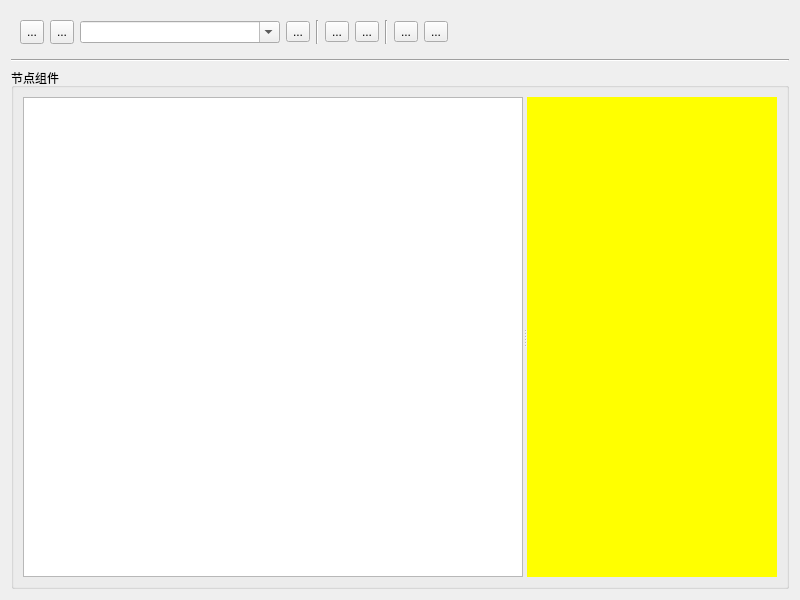
Before: the Qt Designer form dialogs/nodetreedialog.ui in neophack/AutoPlatform, drawn with Qt 5.
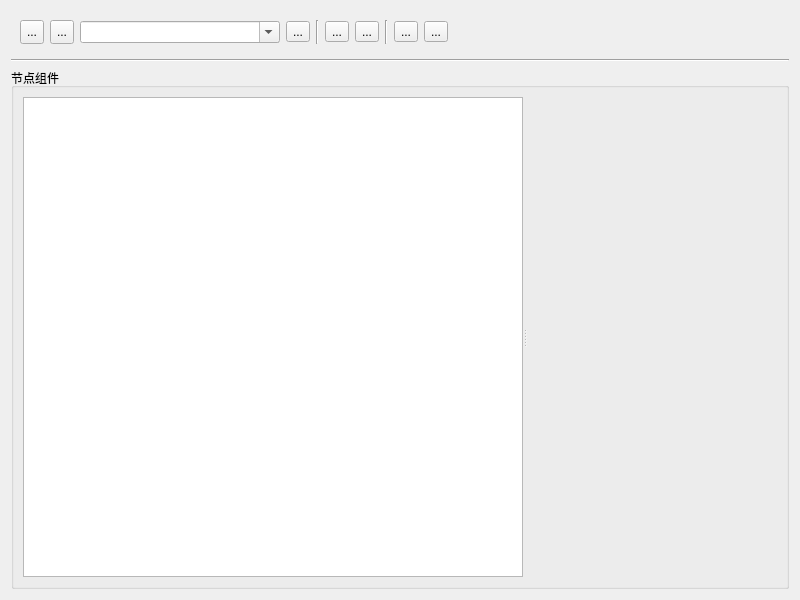
After: the same form once the commit is applied. Icons and pictures are not drawn. Custom widgets are drawn as their Qt base class.

Commit message: 最后代码版本，点击按钮可增加node

```diff
--- a/dialogs/nodetreedialog.ui
+++ b/dialogs/nodetreedialog.ui
@@ -296,9 +296,6 @@
              <verstretch>0</verstretch>
             </sizepolicy>
            </property>
-           <property name="styleSheet">
-            <string notr="true">background-color:rgb(255,255,0)</string>
-           </property>
            <layout class="QHBoxLayout" name="horizontalLayout_3">
             <property name="spacing">
              <number>0</number>
```
The commit also changes 7 other files.
